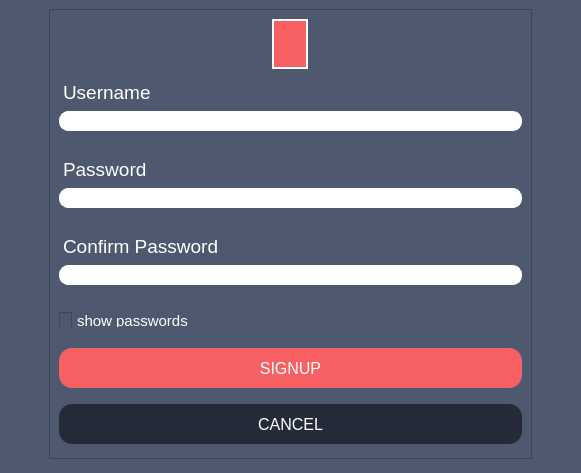
First picture: the form in src/client/gui/ui/registration.ui, repository aleoli/Shared-Editor, before the edit.
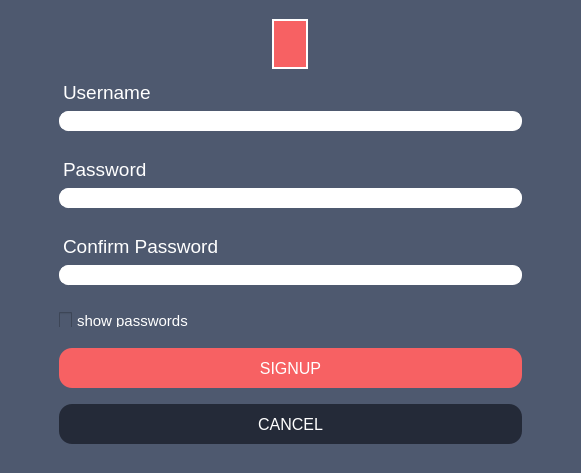
Second picture: the form after the edit. Icons and pictures are not drawn.

Commit message: tolto rettangolo fastidioso da REGISTRATION

```diff
--- a/src/client/gui/ui/registration.ui
+++ b/src/client/gui/ui/registration.ui
@@ -30,19 +30,17 @@
     <item row="1" column="0">
      <widget class="QFrame" name="frame">
       <property name="styleSheet">
-       <string notr="true">background : #4e596f;
-border-color: #4e596f;
-border-width: 1px;
+       <string notr="true">border-width: 1px;
 padding-top: 0px;
 margin-left: 40px;
 margin-right: 40px;
 margin-bottom: 5px;</string>
       </property>
       <property name="frameShape">
-       <enum>QFrame::StyledPanel</enum>
+       <enum>QFrame::NoFrame</enum>
       </property>
       <property name="frameShadow">
-       <enum>QFrame::Raised</enum>
+       <enum>QFrame::Plain</enum>
       </property>
       <layout class="QVBoxLayout" name="verticalLayout_5">
        <item alignment="Qt::AlignHCenter">
```
